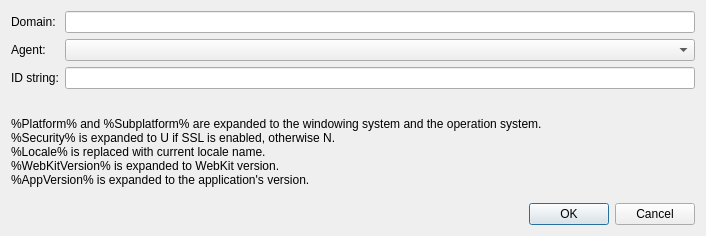
This is src/plugins/poshuku/plugins/fua/changer.ui in 0xd34df00d/leechcraft as Qt 5 draws it before an edit. The edited form follows.
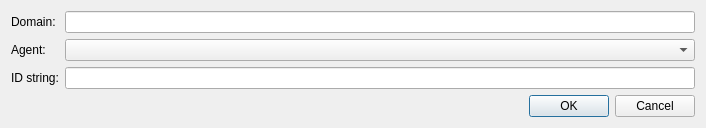
This is the edited form.

Commit message:
[Poshuku FUA] Don't give false hopes about runtime substs.
Fixes #1810. Oh, well, "Fixes".

Diff of the .ui file:
```diff
--- a/src/plugins/poshuku/plugins/fua/changer.ui
+++ b/src/plugins/poshuku/plugins/fua/changer.ui
@@ -7,7 +7,7 @@
     <x>0</x>
     <y>0</y>
     <width>706</width>
-    <height>236</height>
+    <height>122</height>
    </rect>
   </property>
   <property name="windowTitle">
@@ -51,17 +51,6 @@
      </item>
     </layout>
    </item>
-   <item>
-    <widget class="QLabel" name="label_4">
-     <property name="text">
-      <string>%Platform% and %Subplatform% are expanded to the windowing system and the operation system.
-%Security% is expanded to U if SSL is enabled, otherwise N.
-%Locale% is replaced with current locale name.
-%WebKitVersion% is expanded to WebKit version.
-%AppVersion% is expanded to the application's version.</string>
-     </property>
-    </widget>
-   </item>
    <item>
     <widget class="QDialogButtonBox" name="ButtonBox_">
      <property name="orientation">
```
